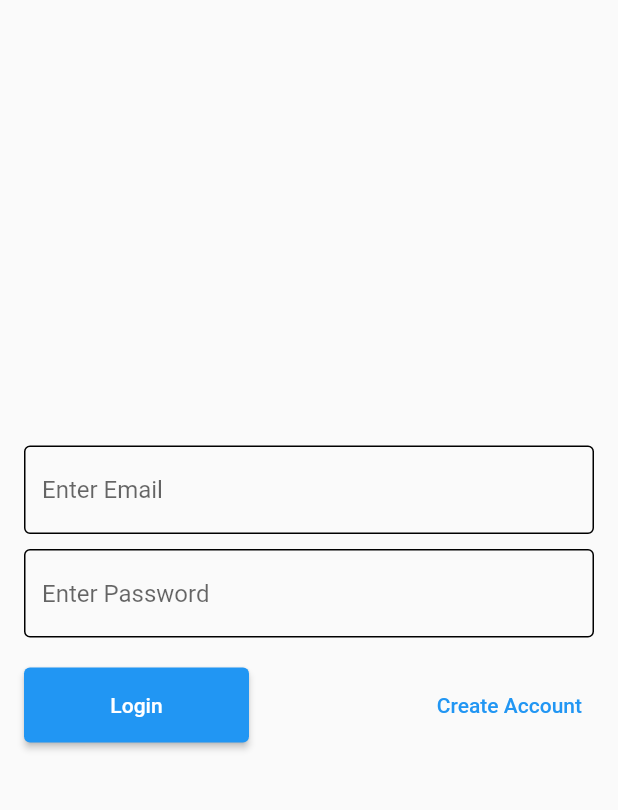
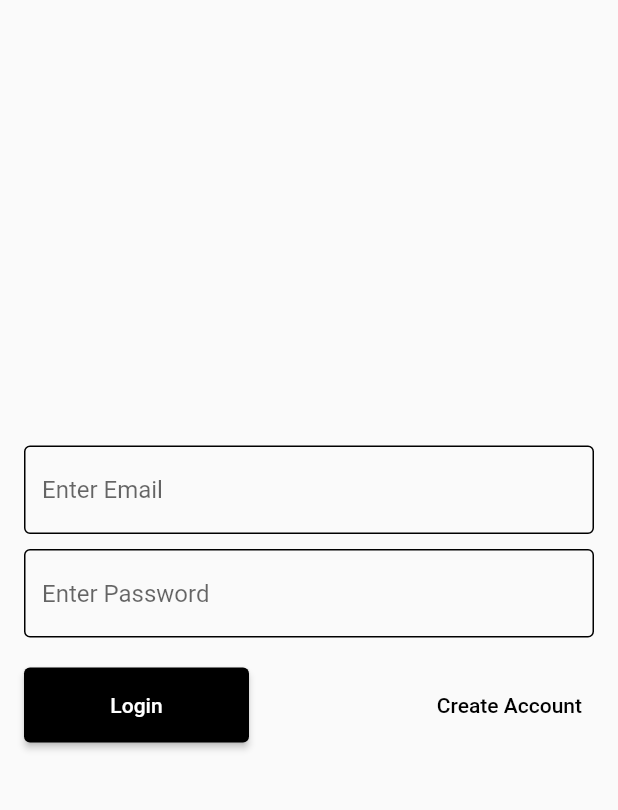
Before and after one commit to dzzirima/bronzedblue, a Flutter app: the screen it shows after launch, after a tap on "Login User?", on a phone screen of 412 x 824 dp, the part 51-861 px from its top. Run offline on Flutter 3.47's test engine with Material 2 defaults, Android fonts, the phone set to English and light mode, and no system bars; our stand-ins replace shared_preferences; network calls fail.

Commit message:
working code done

```diff
--- a/lib/constants/global_variables.dart
+++ b/lib/constants/global_variables.dart
@@ -4,5 +4,5 @@ String uri = 'http://52.206.48.46/api';
 
 class GlobalVariables {
   static const backgroundColor = Color.fromARGB(10, 255, 255, 255);
-  static const textColor = Color.fromARGB(9, 8, 8, 8);
+  static const textColor = Colors.black;
 }
--- a/lib/features/auth/screens/signup_screen.dart
+++ b/lib/features/auth/screens/signup_screen.dart
@@ -42,10 +42,6 @@ class _SignUpScreenState extends State<SignUpScreen> {
   @override
   Widget build(BuildContext context) {
     return Scaffold(
-      appBar: AppBar(
-        elevation: 0,
-        title: const Text("hello"),
-      ),
       body: SafeArea(
           child: Padding(
         padding: const EdgeInsets.all(8.0),
--- a/lib/features/home/screen/home_screen.dart
+++ b/lib/features/home/screen/home_screen.dart
@@ -54,7 +54,7 @@ class _HomeScreenState extends State<HomeScreen> {
             ),
           );
         },
-        backgroundColor: Colors.black,
+        backgroundColor: Colors.white,
         child: const Icon(Icons.add),
       ),
     );
--- a/lib/features/home/screen/services/add_user_service.dart
+++ b/lib/features/home/screen/services/add_user_service.dart
@@ -76,7 +76,7 @@ class AddUserService {
       Provider.of<UserListProvider>(context, listen: false).setUsers(users);
       return users;
     } else {
-      throw Exception('Unexpected error occured!');
+      return [];
     }
   }
 }
--- a/lib/main.dart
+++ b/lib/main.dart
@@ -1,3 +1,4 @@
+import 'package:bronzedblue/constants/global_variables.dart';
 import 'package:bronzedblue/features/auth/screens/SignUp_screen.dart';
 import 'package:bronzedblue/features/auth/screens/login_screen.dart';
 import 'package:bronzedblue/features/auth/services/auth_services.dart';
@@ -34,7 +35,10 @@ class _MyAppState extends State<MyApp> {
     return MaterialApp(
       title: 'BronzedBlue',
       theme: ThemeData(
-        primarySwatch: Colors.blue,
+        colorScheme: const ColorScheme.light(
+          primary: GlobalVariables.textColor,
+        ),
+        iconTheme: const IconThemeData(color: Colors.white),
       ),
       onGenerateRoute: (routeSettings) => generateRoute(routeSettings),
       home: Provider.of<UserProvider>(context).user.token.isNotEmpty
```
Also changed, not shown: lib/features/auth/services/auth_services.dart (+8 -1 lines).
